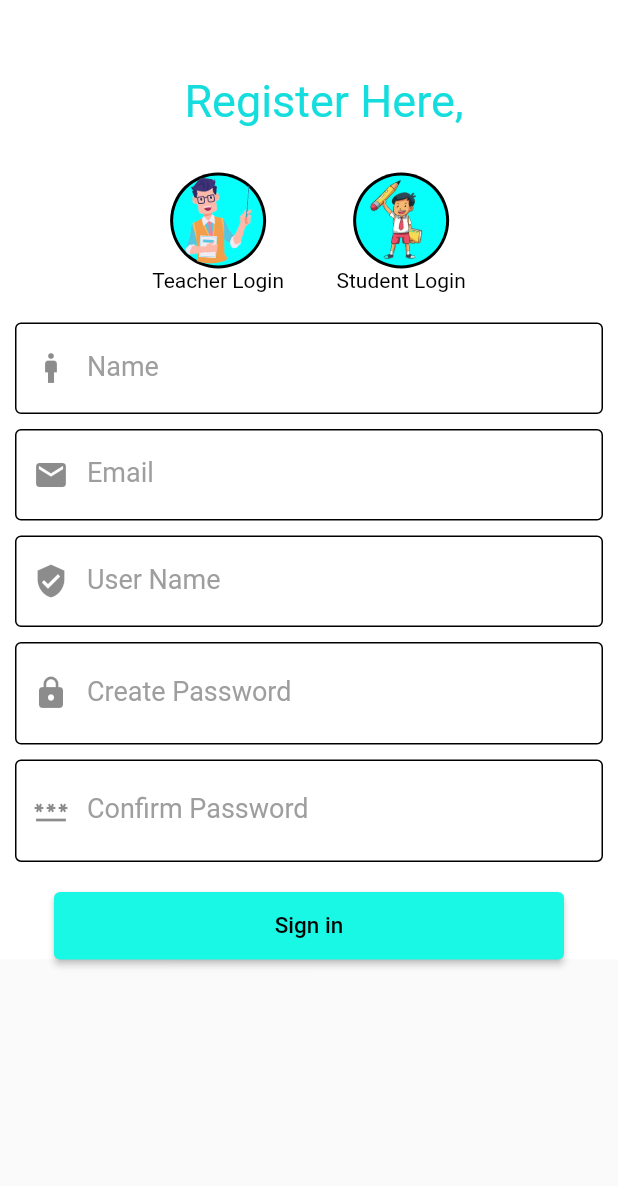
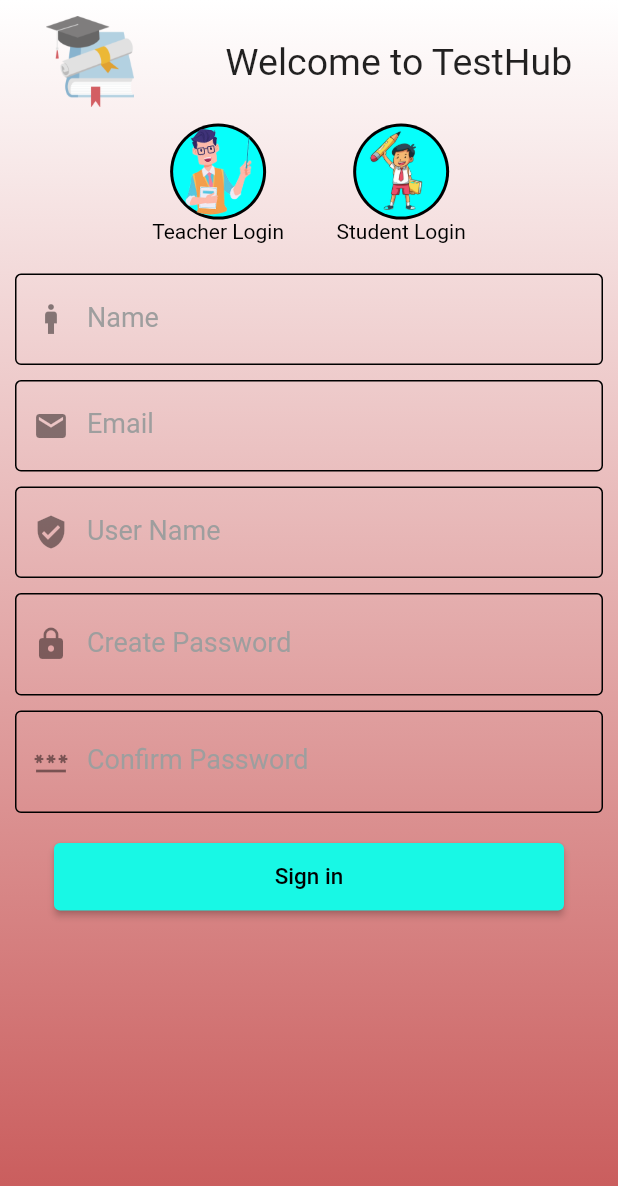
Before and after one commit to Sarful04/test-hub-Sarful-, a Flutter app: the RegisterPage screen opened directly, on a phone screen of 412 x 824 dp. Shown: the top 1186 px of the screen. Run offline on Flutter 3.47's test engine with Material 2 defaults, Android fonts, the phone set to English and light mode, and no system bars; our stand-ins replace auto_size_text, firebase_auth, firebase_core, form_field_validator, google_fonts, google_sign_in and 2 more; accounts and stored records are empty.

Commit message:
not commited

```diff
--- a/lib/featured/Teacher/register.dart
+++ b/lib/featured/Teacher/register.dart
@@ -1,5 +1,6 @@
 import 'package:flutter/material.dart';
 import 'package:form_field_validator/form_field_validator.dart';
+import 'package:test_hub/shared/constants/device_Dimensions.dart';
 
 class RegisterPage extends StatefulWidget {
   const RegisterPage({super.key});
@@ -34,12 +35,14 @@ class _RegisterPageState extends State<RegisterPage> {
       body: SafeArea(
         child: SingleChildScrollView(
           child: Container(
+            height: DeviceDimensions.deviceHeight(context),
+            width: DeviceDimensions.deviceWidth(context),
             decoration: const BoxDecoration(
               gradient: LinearGradient(
                 colors: [
                   Color.fromARGB(255, 255, 255, 255),
-                  Color.fromARGB(255, 255, 255, 255),
-                  Color.fromARGB(255, 255, 255, 255)
+                  // Color.fromARGB(255, 255, 255, 255),
+                  Color.fromARGB(255, 200, 87, 87)
                 ],
                 begin: Alignment.topCenter,
                 end: Alignment.bottomCenter,
@@ -54,14 +57,22 @@ class _RegisterPageState extends State<RegisterPage> {
               child: Column(
                 crossAxisAlignment: CrossAxisAlignment.center,
                 children: [
-                  const Padding(
-                    padding: EdgeInsets.only(top: 50, bottom: 30, left: 20),
-                    child: Text(
-                      'Register Here,',
-                      style: TextStyle(
-                          color: Color.fromARGB(255, 22, 221, 221),
-                          fontSize: 30),
-                    ),
+                  Row(
+                    mainAxisAlignment: MainAxisAlignment.spaceAround,
+                    children: [
+                      Image.asset(
+                        'assets/loginPageImage.png',
+                        height: DeviceDimensions.deviceHeight(context) / 10,
+                        width: DeviceDimensions.deviceWidth(context) / 7,
+                      ),
+                      Text(
+                        'Welcome to TestHub',
+                        style: TextStyle(
+                            //color: Color.fromARGB(255, 22, 221, 221),
+                            fontWeight: FontWeight.normal,
+                            fontSize: 25),
+                      ),
+                    ],
                   ),
                   Padding(
                     padding: const EdgeInsets.only(bottom: 20),
@@ -257,7 +268,9 @@ class _RegisterPageState extends State<RegisterPage> {
                     child: ElevatedButton(
                       style: ElevatedButton.styleFrom(
                           primary: Color.fromARGB(255, 24, 248, 229)),
-                      onPressed: validate,
+                      onPressed: () {
+                        Navigator.of(context).pushNamed("/S_login");
+                      },
                       child: const Text(
                         "Sign in",
                         style: TextStyle(
--- a/lib/shared/widgets/bottomNavigationBar.dart
+++ b/lib/shared/widgets/bottomNavigationBar.dart
@@ -1,5 +1,6 @@
 import 'package:flutter/material.dart';
 import 'package:persistent_bottom_nav_bar/persistent_tab_view.dart';
+
 import 'package:test_hub/featured/Student/S_homepage.dart';
 
 class MypersistentBottomNavBar extends StatelessWidget {
--- a/lib/shared/widgets/studentWidgets/myDrawer.dart
+++ b/lib/shared/widgets/studentWidgets/myDrawer.dart
@@ -2,6 +2,7 @@ import 'package:auto_size_text/auto_size_text.dart';
 import 'package:firebase_auth/firebase_auth.dart';
 import 'package:flutter/material.dart';
 import 'package:google_fonts/google_fonts.dart';
+
 import 'package:test_hub/services/authentication.dart';
 
 class MyDrawer extends StatefulWidget {
--- a/pubspec.yaml
+++ b/pubspec.yaml
@@ -44,6 +44,7 @@ dependencies:
   google_fonts: ^4.0.3
   easy_sidemenu: ^0.4.1+1
   persistent_bottom_nav_bar: ^5.0.2
+  loading_indicator: ^3.1.0
 
 dev_dependencies:
   flutter_test:
```
Also changed, not shown: lib/featured/Student/S_login.dart (+12 -6 lines), lib/main.dart (+11 -1 lines), lib/screens/splash_screen.dart (+25 -3 lines), pubspec.lock.
